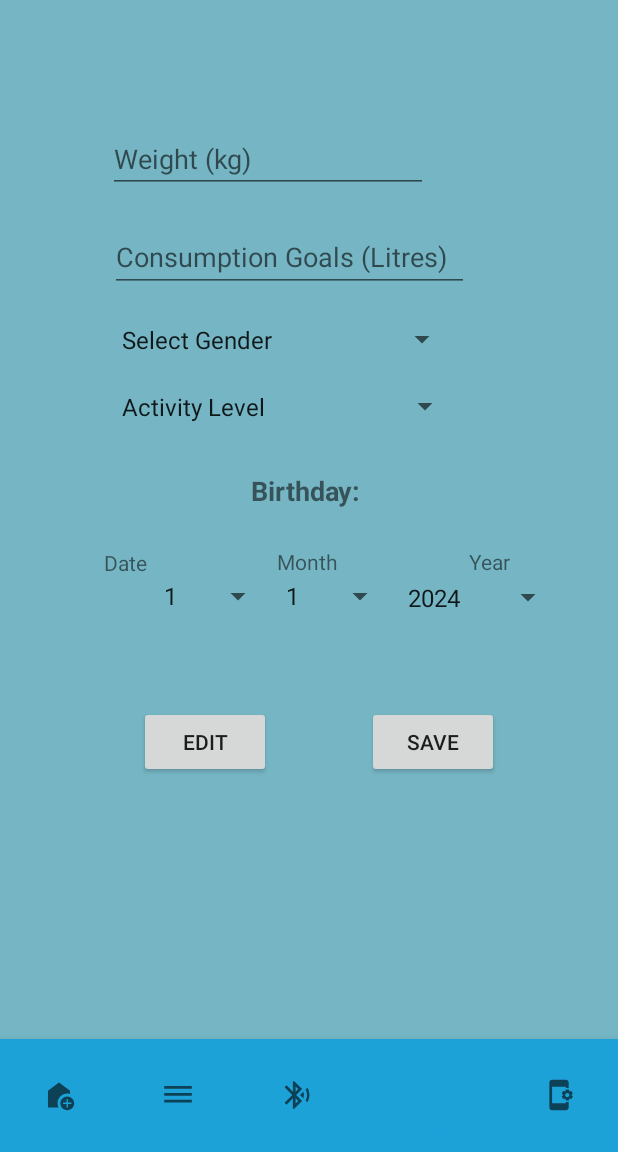
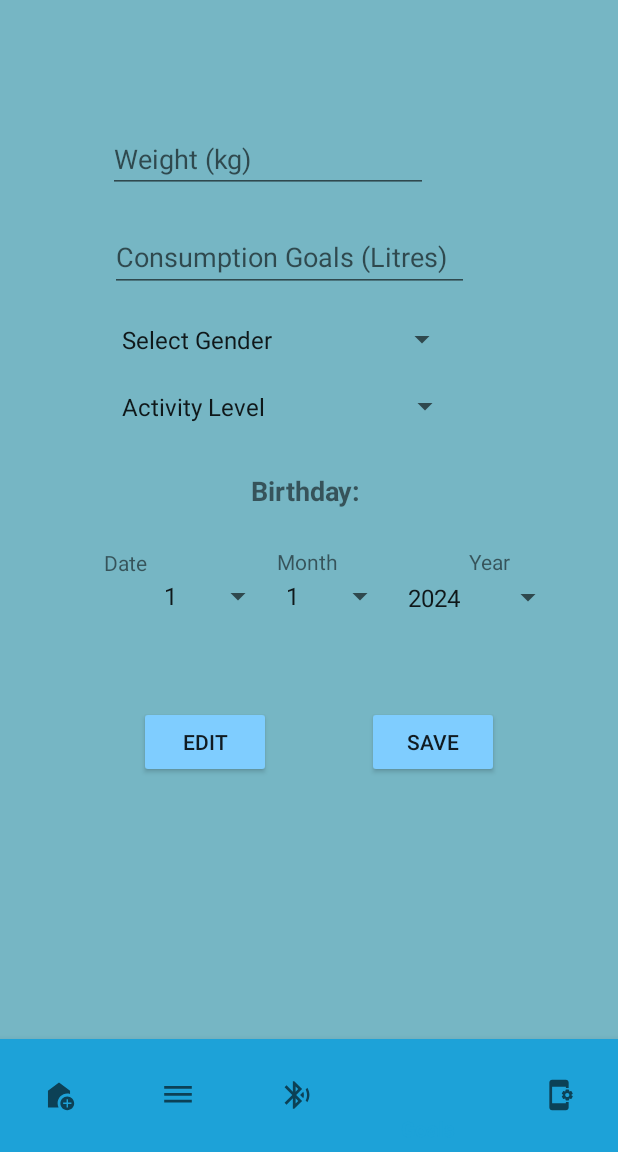
Before and after one commit to timmooore/COEN390-HydroHomie, an Android app: the screen it shows after launch once a user with an empty profile is signed in (MainActivity), item 4 of the bottom bar chosen, on a phone screen of 412 x 824 dp, the part 84-1236 px from its top. Run offline under Robolectric (Android 15) with nearby library versions, the phone set to English and light mode, and no system bars; our stand-ins replace Firebase (no records; nobody signed in at launch, a user with empty details on screens opened directly).

Commit message:
adjust color button for visibility and consistency with sign up page

```diff
--- a/app/src/main/res/layout/fragment_goals.xml
+++ b/app/src/main/res/layout/fragment_goals.xml
@@ -1,10 +1,10 @@
 <?xml version="1.0" encoding="utf-8"?>
-<androidx.constraintlayout.widget.ConstraintLayout
-    xmlns:android="http://schemas.android.com/apk/res/android"
+<androidx.constraintlayout.widget.ConstraintLayout xmlns:android="http://schemas.android.com/apk/res/android"
     xmlns:app="http://schemas.android.com/apk/res-auto"
     xmlns:tools="http://schemas.android.com/tools"
     android:layout_width="match_parent"
     android:layout_height="match_parent"
+    android:backgroundTint="@color/myBackgroundColor"
     tools:context=".MainActivity">
 
     <!-- Spinners for gender and birthday -->
@@ -120,6 +120,7 @@
         android:id="@+id/Save"
         android:layout_width="wrap_content"
         android:layout_height="wrap_content"
+        android:backgroundTint="@color/mybuttonSecondColor"
         android:text="Save"
         app:layout_constraintBottom_toBottomOf="parent"
         app:layout_constraintEnd_toEndOf="parent"
@@ -160,6 +161,7 @@
         android:id="@+id/edit"
         android:layout_width="wrap_content"
         android:layout_height="wrap_content"
+        android:backgroundTint="@color/mybuttonSecondColor"
         android:text="Edit"
         app:layout_constraintBottom_toBottomOf="parent"
         app:layout_constraintEnd_toEndOf="parent"
```
